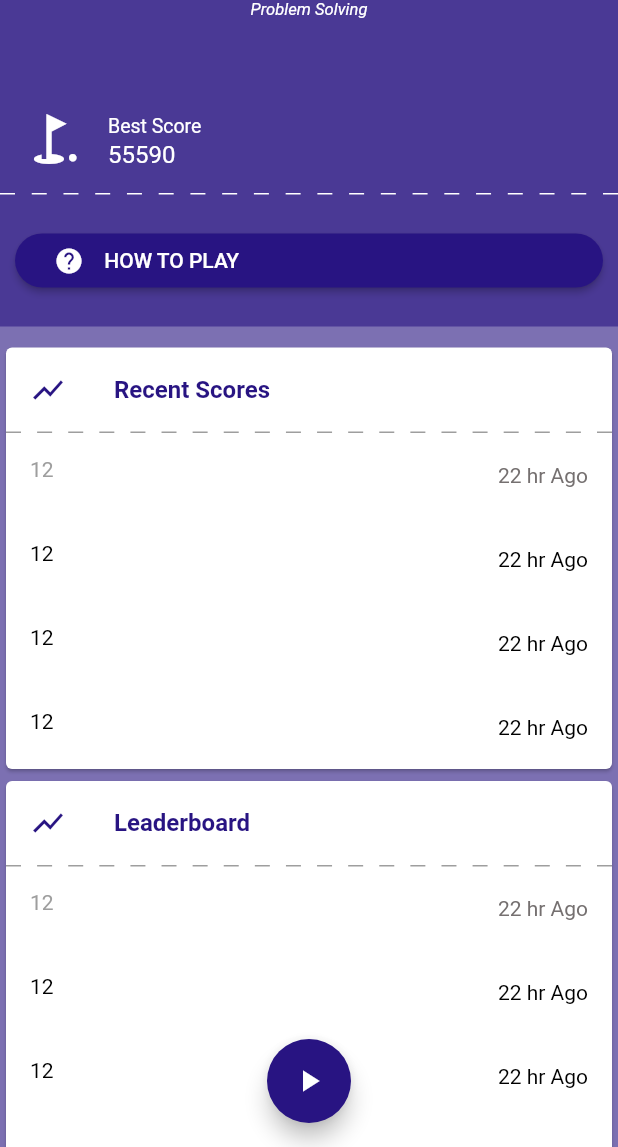
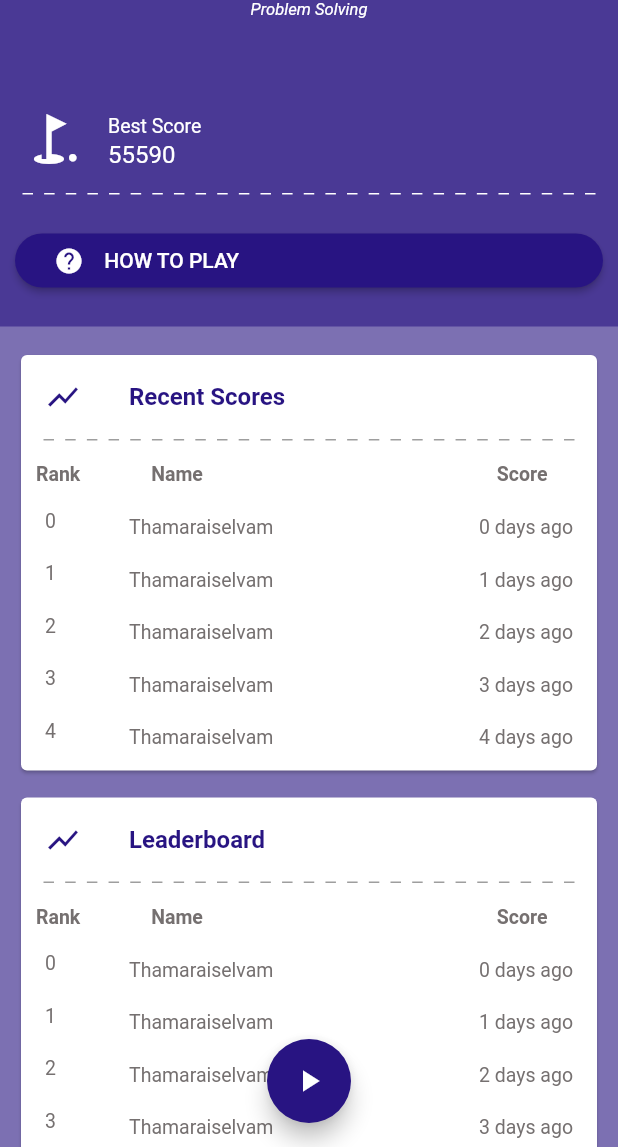
Before and after one commit to thamaraiselvam/Numbers-Flutter-Game, a Flutter app: the screen it shows after launch, on a phone screen of 412 x 824 dp, the part 89-1236 px from its top. Run offline on Flutter 3.47's test engine with Material 2 defaults, Android fonts, the phone set to English and light mode, and no system bars.

Commit message:
code refactor

```diff
--- /dev/null
+++ b/lib/component/ScoreCard.dart
@@ -0,0 +1,85 @@
+import 'package:flutter/material.dart';
+import 'package:numbers/utils/constants.dart';
+import 'package:numbers/widgets/dashedLine.dart';
+
+class ScoreBoard extends StatelessWidget {
+  String title;
+  ScoreBoard(this.title);
+
+  @override
+  Widget build(BuildContext context) {
+    return Container(
+      padding: const EdgeInsets.only(top: 5, left: 10, right: 10, bottom: 5),
+      child: Column(
+        children: <Widget>[
+          Card(
+            color: Colors.white,
+            child: Column(
+              children: [
+                ListTile(
+                  leading: Icon(
+                    Icons.show_chart,
+                    color: primaryColor,
+                  ),
+                  title: Text(title,
+                      style: TextStyle(
+                          color: primaryColor, fontWeight: FontWeight.bold)),
+                ),
+                dashedLineBreak(Colors.grey),
+                Table(
+                  columnWidths: {
+                    0: FractionColumnWidth(0.2),
+                    1: FractionColumnWidth(0.6),
+                    2: FractionColumnWidth(0.2)
+                  },
+                  children: [
+                    _buildTableRow("Rank,Name,Score"),
+                  ],
+                ),
+                ListView.builder(
+                  itemCount: 5,
+                  shrinkWrap: true,
+                  // physics: const NeverScrollableScrollPhysics(),
+                  itemExtent: 35,
+                  itemBuilder: (BuildContext context, int index) {
+                    return ListTile(
+                      leading: Text(
+                        index.toString(),
+                        style: TextStyle(color: greyFontColor, fontSize: 13),
+                      ),
+                      title: Text(
+                        'Thamaraiselvam',
+                        style: TextStyle(color: greyFontColor, fontSize: 13),
+                      ),
+                      trailing: Text(index.toString() + ' days ago',
+                          style: TextStyle(color: greyFontColor, fontSize: 13)),
+                    );
+                  },
+                ),
+                SizedBox(height: 15,)
+              ],
+            ),
+          ),
+        ],
+      ),
+    );
+  }
+
+  TableRow _buildTableRow(String listOfNames) {
+    return TableRow(
+      children: listOfNames.split(',').map((name) {
+        return Container(
+          child: Text(
+            name,
+            style: TextStyle(
+                fontSize: 13.0,
+                color: greyFontColor,
+                fontWeight: FontWeight.bold),
+            textAlign: TextAlign.left,
+          ),
+          padding: EdgeInsets.only(top: 15.0, left: 10),
+        );
+      }).toList(),
+    );
+  }
+}
--- a/lib/main.dart
+++ b/lib/main.dart
@@ -1,10 +1,10 @@
 import 'package:flutter/services.dart';
-import 'package:numbers/screens/GameScreen.dart';
-import 'package:numbers/screens/HowToScreen.dart';
+import 'package:numbers/screens/GameScreen/GameScreen.dart';
+import 'package:numbers/screens/TurorialScreen.dart';
 import 'package:numbers/screens/LoadingScreen.dart';
 import 'package:flutter/material.dart';
 import 'package:numbers/screens/SplashScreen.dart';
-import 'package:numbers/screens/homeScreen.dart';
+import 'package:numbers/screens/HomeScreen/HomeScreen.dart';
 
 Future<void> main() async {
   SystemChrome.setPreferredOrientations([
@@ -19,7 +19,7 @@ Future<void> main() async {
         '/home': (BuildContext context) => HomeScreen(),
         '/loading': (BuildContext context) => LoadingScreen(),
         '/game': (BuildContext context) => GameScreen(),
-        '/howTo': (BuildContext context) => HowToScreen(),
+        '/tutorial': (BuildContext context) => TurorialScreen(),
       },
     ));
 }
--- a/lib/screens/GameScreen.dart
+++ b/lib/screens/GameScreen/GameScreen.dart
@@ -57,7 +57,7 @@ class _GameScreenState extends State<GameScreen> {
     );
   }
 
-   void initTimer() {
+  void initTimer() {
     this.gameTimerObject = Timer.periodic(Duration(seconds: 1), (timer) {
       setState(() {
         this.secCounter--;
@@ -211,7 +211,9 @@ class _GameScreenState extends State<GameScreen> {
       alignment: Alignment(0.0, 0.0),
       // color: Colors.grey,
       padding: const EdgeInsets.all(30),
-      child: Wrap(spacing: 40, runSpacing: 40, children: _generateBlocks(6)),
+      child: Center(
+        child: Wrap(spacing: 40, runSpacing: 40, children: _generateBlocks(6)),
+      ),
     );
   }
 
--- a/lib/screens/HomeScreen.dart
+++ /dev/null
@@ -1,204 +0,0 @@
-import 'package:flutter/material.dart';
-import 'package:numbers/utils/constants.dart';
-class HomeScreen extends StatelessWidget {
-  const HomeScreen({Key key}) : super(key: key);
-
-  @override
-  Widget build(BuildContext context) {
-    return SafeArea(
-      child: Scaffold(
-        body: SingleChildScrollView(
-          child: Container(
-            color: primaryColorLowOpacity,
-            child: Column(
-              children: <Widget>[
-                Container(
-                  color: primaryColorLowOpacity,
-                  child: Column(
-                    children: <Widget>[
-                      SizedBox(
-                        height: 20,
-                      ),
-                      ListTile(
-                        isThreeLine: true,
-                        title: Text(
-                          'NUMBERS',
-                          textAlign: TextAlign.center,
-                          style: TextStyle(
-                              fontSize: 30,
-                              color: Colors.white,
-                              fontWeight: FontWeight.bold),
-                        ),
-                        subtitle: Container(
-                          child: Text(
-                            'Problem Solving',
-                            textAlign: TextAlign.center,
-                            style: TextStyle(
-                                color: Colors.white,
-                                fontSize: 11,
-                                fontStyle: FontStyle.italic),
-                          ),
-                        ),
-                      ),
-                      SizedBox(
-                        height: 40,
-                      ),
-                      ListTile(
-                        leading: Icon(
-                          Icons.golf_course,
-                          size: 40,
-                          color: Colors.white,
-                        ),
-                        title: Text(
-                          'Best Score',
-                          style: TextStyle(color: Colors.white, fontSize: 13),
-                        ),
-                        subtitle: Text(
-                          '55590',
-                          style: TextStyle(color: Colors.white, fontSize: 16),
-                        ),
-                      ),
-                      _dashedLineBreak(Colors.white),
-                      SizedBox(
-                        height: 10,
-                      ),
-                      Container(
-                        padding: EdgeInsets.all(10),
-                        child: RaisedButton(
-                          shape: RoundedRectangleBorder(
-                              borderRadius: BorderRadius.circular(20)),
-                          color: primaryColor,
-                          onPressed: () {
-                            Navigator.of(context).pushNamed('/howTo');
-                          },
-                          child: Row(
-                            children: <Widget>[
-                              SizedBox(
-                                width: 10,
-                              ),
-                              Icon(
-                                Icons.help,
-                                color: Colors.white,
-                                size: 20,
-                              ),
-                              SizedBox(
-                                width: 10,
-                              ),
-                              Text(
-                                ' HOW TO PLAY',
-                                style: TextStyle(color: Colors.white),
-                              ),
-                            ],
-                          ),
-                        ),
-                      ),
-                      SizedBox(
-                        height: 10,
-                      )
-                    ],
-                  ),
-                ),
-                SizedBox(
-                  height: 10,
-                ),
-                _scoreBoard('Recent Scores'),
-                _scoreBoard('Leaderboard '),
-              ],
-            ),
-          ),
-        ),
-        floatingActionButton: FloatingActionButton(
-          onPressed: () {
-            Navigator.of(context).pushNamedAndRemoveUntil(
-                '/loading', (Route<dynamic> route) => false);
-          },
-          child: Icon(Icons.play_arrow),
-          backgroundColor: primaryColor,
-        ),
-        floatingActionButtonLocation: FloatingActionButtonLocation.centerFloat,
-      ),
-    );
-  }
-
-  Container _scoreBoard(String title) {
-    return Container(
-      child: Column(
-        children: <Widget>[
-          Card(
-            color: Colors.white,
-            child: Column(
-              children: <Widget>[
-                ListTile(
-                  leading: Icon(
-                    Icons.show_chart,
-                    color: primaryColor,
-                  ),
-                  title: Text(title,
-                      style: TextStyle(
-                          color: primaryColor,
-                          fontWeight: FontWeight.bold)),
-                ),
-                _dashedLineBreak(Colors.grey),
-                ListTile(
-                  leading: Text(
-                    '12',
-                    style: TextStyle(color: Colors.grey),
-                  ),
-                  trailing:
-                      Text('22 hr Ago', style: TextStyle(color: greyFontColor)),
-                ),
-                ListTile(
-                  leading: Text(
-                    '12',
-                    style: TextStyle(color: Colors.black),
-                  ),
-                  trailing:
-                      Text('22 hr Ago', style: TextStyle(color: Colors.black)),
-                ),
-                ListTile(
-                  leading: Text(
-                    '12',
-                    style: TextStyle(color: Colors.black),
-                  ),
-                  trailing:
-                      Text('22 hr Ago', style: TextStyle(color: Colors.black)),
-                ),
-                ListTile(
-                  leading: Text(
-                    '12',
-                    style: TextStyle(color: Colors.black),
-                  ),
-                  trailing:
-                      Text('22 hr Ago', style: TextStyle(color: Colors.black)),
-                )
-              ],
-            ),
-          ),
-        ],
-      ),
-    );
-  }
-
-  _dashedLineBreak(Color color) {
-    return LayoutBuilder(
-      builder: (BuildContext context, BoxConstraints constraints) {
-        final boxWidth = constraints.constrainWidth();
-        final dashWidth = 10.0;
-        final dashCount = (boxWidth / (2 * dashWidth)).floor();
-        return Flex(
-          children: List.generate(dashCount, (_) {
-            return SizedBox(
-              width: dashWidth,
-              height: 1,
-              child: DecoratedBox(
-                decoration: BoxDecoration(color: color),
-              ),
-            );
-          }),
-          mainAxisAlignment: MainAxisAlignment.spaceBetween,
-          direction: Axis.horizontal,
-        );
-      },
-    );
-  }
-}
--- /dev/null
+++ b/lib/screens/HomeScreen/HomeScreen.dart
@@ -0,0 +1,66 @@
+import 'package:flutter/material.dart';
+import 'package:numbers/component/ScoreCard.dart';
+import 'package:numbers/utils/constants.dart';
+import 'package:numbers/widgets/dashedLine.dart';
+
+import 'appTitle.widget.dart';
+import 'bestScore.widget.dart';
+import 'tutorialBtn.widget.dart';
+
+class HomeScreen extends StatelessWidget {
+  const HomeScreen({Key key}) : super(key: key);
+
+  @override
+  Widget build(BuildContext context) {
+    return SafeArea(
+      child: Scaffold(
+        body: SingleChildScrollView(
+          child: Container(
+            color: primaryColorLowOpacity,
+            child: Column(
+              children: <Widget>[
+                Container(
+                  color: primaryColorLowOpacity,
+                  child: Column(
+                    children: <Widget>[
+                      SizedBox(
+                        height: 20,
+                      ),
+                      titleWiget(),
+                      SizedBox(
+                        height: 40,
+                      ),
+                      bestScore(),
+                      dashedLineBreak(Colors.white),
+                      SizedBox(
+                        height: 10,
+                      ),
+                      tutorialWidget(),
+                      SizedBox(
+                        height: 10,
+                      )
+                    ],
+                  ),
+                ),
+                SizedBox(
+                  height: 10,
+                ),
+                ScoreBoard('Recent Scores'),
+                ScoreBoard('Leaderboard '),
+              ],
+            ),
+          ),
+        ),
+        floatingActionButton: FloatingActionButton(
+          onPressed: () {
+            Navigator.of(context).pushNamedAndRemoveUntil(
+                '/loading', (Route<dynamic> route) => false);
+          },
+          child: Icon(Icons.play_arrow),
+          backgroundColor: primaryColor,
+        ),
+        floatingActionButtonLocation: FloatingActionButtonLocation.centerFloat,
+      ),
+    );
+  }
+}
--- /dev/null
+++ b/lib/screens/HomeScreen/appTitle.widget.dart
@@ -0,0 +1,21 @@
+import 'package:flutter/material.dart';
+
+ListTile titleWiget() {
+  return ListTile(
+    isThreeLine: true,
+    title: Text(
+      'NUMBERS',
+      textAlign: TextAlign.center,
+      style: TextStyle(
+          fontSize: 30, color: Colors.white, fontWeight: FontWeight.bold),
+    ),
+    subtitle: Container(
+      child: Text(
+        'Problem Solving',
+        textAlign: TextAlign.center,
+        style: TextStyle(
+            color: Colors.white, fontSize: 11, fontStyle: FontStyle.italic),
+      ),
+    ),
+  );
+}
--- /dev/null
+++ b/lib/screens/HomeScreen/bestScore.widget.dart
@@ -0,0 +1,24 @@
+import 'package:flutter/material.dart';
+
+class bestScore extends StatelessWidget {
+  const bestScore({Key key}) : super(key: key);
+
+  @override
+  Widget build(BuildContext context) {
+    return ListTile(
+      leading: Icon(
+        Icons.golf_course,
+        size: 40,
+        color: Colors.white,
+      ),
+      title: Text(
+        'Best Score',
+        style: TextStyle(color: Colors.white, fontSize: 13),
+      ),
+      subtitle: Text(
+        '55590',
+        style: TextStyle(color: Colors.white, fontSize: 16),
+      ),
+    );
+  }
+}
--- /dev/null
+++ b/lib/screens/HomeScreen/tutorialBtn.widget.dart
@@ -0,0 +1,43 @@
+
+import 'package:flutter/material.dart';
+import 'package:numbers/utils/constants.dart';
+
+class tutorialWidget extends StatelessWidget {
+  const tutorialWidget({
+    Key key,
+  }) : super(key: key);
+
+  @override
+  Widget build(BuildContext context) {
+    return Container(
+      padding: EdgeInsets.all(10),
+      child: RaisedButton(
+        shape: RoundedRectangleBorder(
+            borderRadius: BorderRadius.circular(20)),
+        color: primaryColor,
+        onPressed: () {
+          Navigator.of(context).pushNamed('/tutorial');
+        },
+        child: Row(
+          children: <Widget>[
+            SizedBox(
+              width: 10,
+            ),
+            Icon(
+              Icons.help,
+              color: Colors.white,
+              size: 20,
+            ),
+            SizedBox(
+              width: 10,
+            ),
+            Text(
+              ' HOW TO PLAY',
+              style: TextStyle(color: Colors.white),
+            ),
+          ],
+        ),
+      ),
+    );
+  }
+}
--- a/lib/screens/HowToScreen.dart
+++ b/lib/screens/TurorialScreen.dart
@@ -1,8 +1,8 @@
 import 'package:flutter/material.dart';
 import 'package:numbers/utils/constants.dart';
 
-class HowToScreen extends StatelessWidget {
-  const HowToScreen({Key key}) : super(key: key);
+class TurorialScreen extends StatelessWidget {
+  const TurorialScreen({Key key}) : super(key: key);
 
   @override
   Widget build(BuildContext context) {
--- /dev/null
+++ b/lib/widgets/dashedLine.dart
@@ -0,0 +1,27 @@
+import 'package:flutter/material.dart';
+
+dashedLineBreak(Color color) {
+    return Container(
+      padding: EdgeInsets.only(left: 15, right: 15),
+      child: LayoutBuilder(
+        builder: (BuildContext context, BoxConstraints constraints) {
+          final boxWidth = constraints.constrainWidth();
+          final dashWidth = 7.0;
+          final dashCount = (boxWidth / (2 * dashWidth)).floor();
+          return Flex(
+            children: List.generate(dashCount, (_) {
+              return SizedBox(
+                width: dashWidth,
+                height: 1,
+                child: DecoratedBox(
+                  decoration: BoxDecoration(color: color),
+                ),
+              );
+            }),
+            mainAxisAlignment: MainAxisAlignment.spaceBetween,
+            direction: Axis.horizontal,
+          );
+        },
+      ),
+    );
+  }
```
Also changed, not shown: 1 other file.
